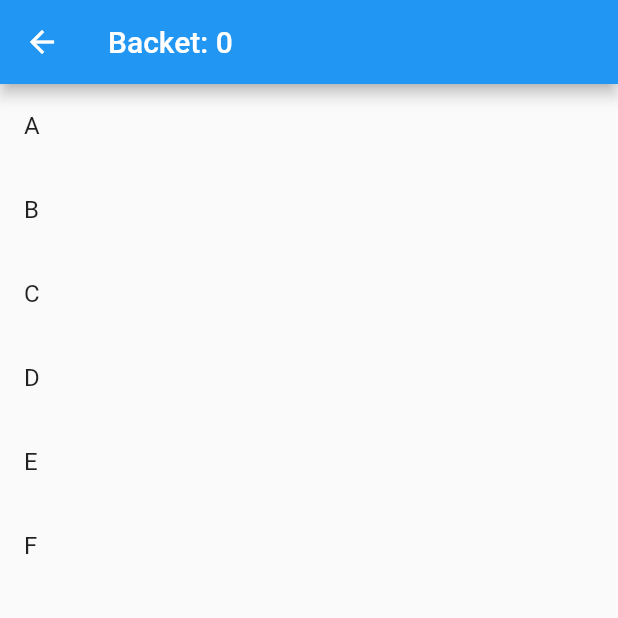
After one commit to vlkonoshenko/state_management, a Flutter app: the screen it shows after launch, after a tap on "Flutter BLoC", on a phone screen of 412 x 824 dp, the top half of it. The commit adds this screen. Run offline on Flutter 3.47's test engine with Material 2 defaults, Android fonts, the phone set to English and light mode, and no system bars; our stand-ins replace flutter_bloc.

Commit message:
chore: bloc homework

```diff
--- a/lib/data/product_list.dart
+++ b/lib/data/product_list.dart
@@ -1,10 +1,10 @@
 import 'package:example/data/product.dart';
 
 const products = [
-  Product('A', 1),
-  Product('B', 1),
-  Product('C', 1),
-  Product('D', 1),
-  Product('E', 1),
-  Product('F', 1),
+  Product('A', 2),
+  Product('B', 3),
+  Product('C', 4),
+  Product('D', 5),
+  Product('E', 6),
+  Product('F', 7),
 ];
--- /dev/null
+++ b/lib/flutter_bloc/bloc/events.dart
@@ -0,0 +1,9 @@
+import 'package:example/data/product.dart';
+
+abstract class BacketEvent {}
+
+class AddProduct extends BacketEvent {
+  final Product product;
+
+  AddProduct(this.product);
+}
--- /dev/null
+++ b/lib/flutter_bloc/bloc/state.dart
@@ -0,0 +1,8 @@
+import 'package:example/data/product.dart';
+
+class StoreState {
+  final int productsCount;
+  final int totalPrice;
+
+  StoreState(this.productsCount,this.totalPrice);
+}
--- /dev/null
+++ b/lib/flutter_bloc/bloc/store_bloc.dart
@@ -0,0 +1,19 @@
+import 'package:example/data/backet.dart';
+import 'package:example/flutter_bloc/bloc/state.dart';
+import 'package:flutter_bloc/flutter_bloc.dart';
+
+import 'events.dart';
+
+class StoreBloc extends Bloc<BacketEvent, StoreState> {
+  final Backet _backet = Backet();
+
+  StoreBloc() : super(StoreState(0, 0)) {
+    on<AddProduct>((event, emit) {
+      _backet.productList.add(event.product);
+      emit(StoreState(
+        _backet.productList.length,
+        _backet.totalPrice,
+      ));
+    });
+  }
+}
--- /dev/null
+++ b/lib/flutter_bloc/bloc_screen.dart
@@ -0,0 +1,37 @@
+import 'package:example/data/product_list.dart';
+import 'package:example/flutter_bloc/bloc/store_bloc.dart';
+import 'package:example/service/store_service.dart';
+import 'package:flutter/material.dart';
+import 'package:flutter_bloc/flutter_bloc.dart';
+
+import 'bloc/events.dart';
+import 'bloc/state.dart';
+
+class BlocScreen extends StatelessWidget {
+  final StoreBloc storeBloc = StoreBloc();
+
+  @override
+  Widget build(BuildContext context) {
+    return Scaffold(
+      appBar: AppBar(
+        title: BlocBuilder<StoreBloc, StoreState>(
+          bloc: storeBloc,
+          builder: (_, state) {
+            return Text('Backet: ${state.totalPrice}');
+          },
+        ),
+      ),
+      body: ListView(
+        shrinkWrap: true,
+        children: products
+            .map((e) => ListTile(
+                  title: Text(e.name),
+                  onTap: () {
+                    storeBloc.add(AddProduct(e));
+                  },
+                ))
+            .toList(),
+      ),
+    );
+  }
+}
--- a/lib/main.dart
+++ b/lib/main.dart
@@ -1,5 +1,6 @@
 import 'package:flutter/material.dart';
 
+import 'flutter_bloc/bloc_screen.dart';
 import 'simple_state_managment/simple_state_screen.dart';
 
 void main() {
@@ -75,7 +76,13 @@ class _MyHomePageState extends State<MyHomePage> {
                   Navigator.of(context).push(MaterialPageRoute(
                       builder: (_) => const SimpleStateScreen()));
                 },
-                child: const Text('Simple state managment'))
+                child: const Text('Simple state managment')),
+            OutlinedButton(
+                onPressed: () {
+                  Navigator.of(context)
+                      .push(MaterialPageRoute(builder: (_) => BlocScreen()));
+                },
+                child: const Text('Flutter BLoC'))
           ],
         ),
       ),
--- a/pubspec.yaml
+++ b/pubspec.yaml
@@ -36,6 +36,7 @@ dependencies:
   # The following adds the Cupertino Icons font to your application.
   # Use with the CupertinoIcons class for iOS style icons.
   cupertino_icons: ^1.0.2
+  flutter_bloc: ^8.1.1
 
 dev_dependencies:
   flutter_test:
```
Also changed, not shown: pubspec.lock.
